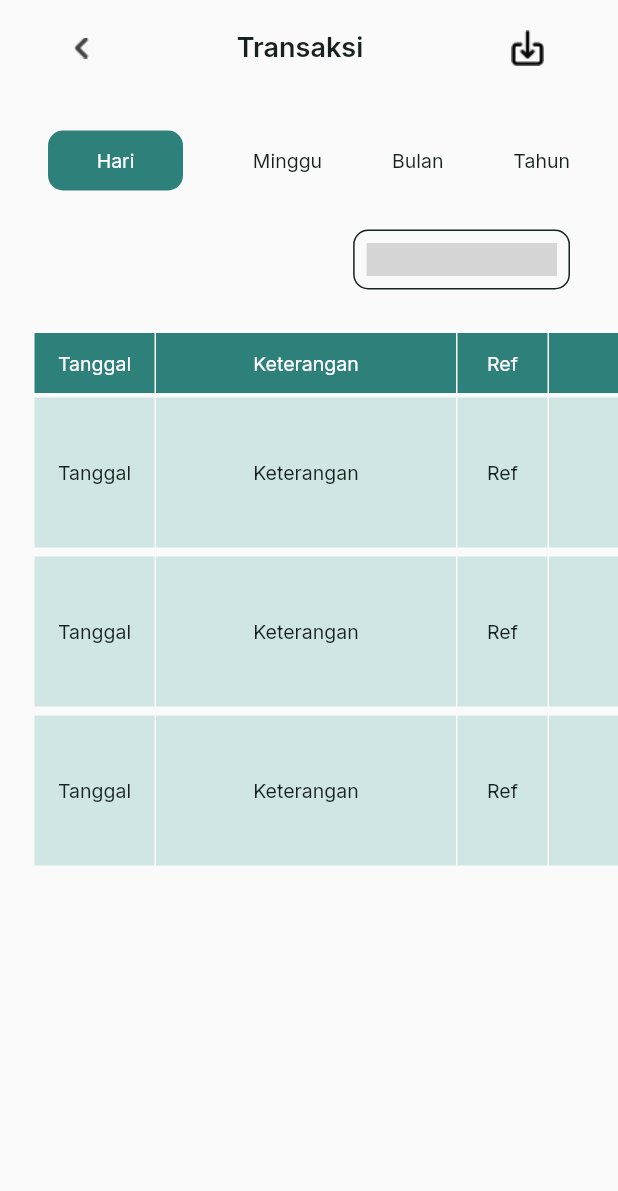
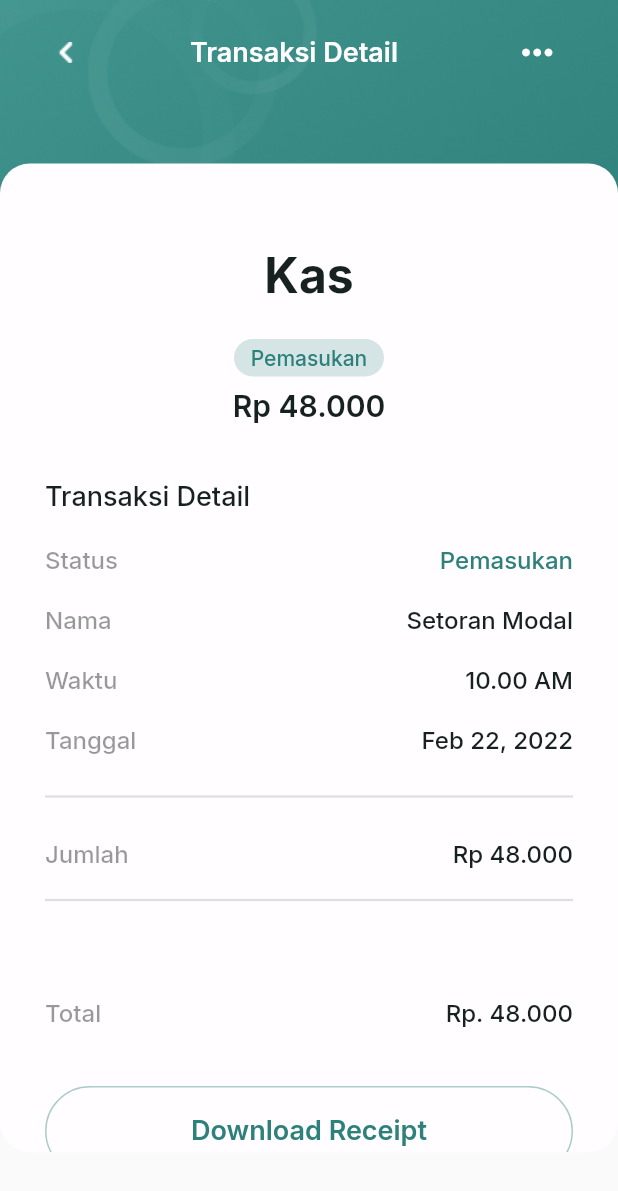
Before and after one commit to muhawalar/rekengApps, a Flutter app: the screen it shows after launch, on a phone screen of 412 x 824 dp. Shown: the top 1191 px of the screen. Run offline on Flutter 3.47's test engine with Material 2 defaults, Android fonts, the phone set to English and light mode, and no system bars; our stand-ins replace dotted_border, google_fonts; missing offline and left inert: dropdown_below; grey boxes are pictures that could not be loaded.

Commit message:
add income page

```diff
--- a/lib/main.dart
+++ b/lib/main.dart
@@ -1,5 +1,7 @@
 import 'package:flutter/material.dart';
 import 'package:rekeng_apps/page/homepage/home_page.dart';
+import 'package:rekeng_apps/page/income/detail_income.dart';
+import 'package:rekeng_apps/page/income/income.dart';
 import 'package:rekeng_apps/page/transaction/transaction_page.dart';
 
 void main(List<String> args) {
@@ -13,7 +15,7 @@ class MyApp extends StatelessWidget {
   Widget build(BuildContext context) {
     return MaterialApp(
       debugShowCheckedModeBanner: false,
-      home: TransactionPage(),
+      home: DetailIncome(),
     );
   }
 }
--- a/lib/material/themes_color.dart
+++ b/lib/material/themes_color.dart
@@ -12,4 +12,5 @@ class ColorApp {
   static Color six = Color(0xFF29756F);
   static Color pengeluaran = Color(0xFFF95B51);
   static Color eight = Color(0xF2F2F2F2);
+  static Color grey = Color(0x000000).withOpacity(0.4);
 }
--- a/lib/material/themes_font.dart
+++ b/lib/material/themes_font.dart
@@ -21,6 +21,21 @@ class FontStyle {
     color: ColorApp.white,
   );
 
+  static TextStyle heading5 = GoogleFonts.inter(
+      fontSize: 32, fontWeight: FontWeight.w700, color: ColorApp.font);
+
+  static TextStyle heading6 = GoogleFonts.inter(
+    fontSize: 18,
+    fontWeight: FontWeight.w500,
+    color: ColorApp.font,
+  );
+
+  static TextStyle heading7 = GoogleFonts.inter(
+    fontSize: 18,
+    fontWeight: FontWeight.w600,
+    color: ColorApp.primary,
+  );
+
   static TextStyle caption = GoogleFonts.inter(
       fontSize: 16, fontWeight: FontWeight.w600, color: ColorApp.white);
 
@@ -36,6 +51,9 @@ class FontStyle {
   static TextStyle value2 = GoogleFonts.inter(
       fontSize: 20, fontWeight: FontWeight.w600, color: ColorApp.white);
 
+  static TextStyle value3 = GoogleFonts.inter(
+      fontSize: 20, fontWeight: FontWeight.w600, color: ColorApp.font);
+
   static TextStyle action = GoogleFonts.inter(
       fontSize: 16, fontWeight: FontWeight.w500, color: ColorApp.three);
 
@@ -45,6 +63,9 @@ class FontStyle {
   static TextStyle subtitle = GoogleFonts.inter(
       fontSize: 16, fontWeight: FontWeight.w500, color: ColorApp.font);
 
+  static TextStyle subtitle2 = GoogleFonts.inter(
+      fontSize: 16, fontWeight: FontWeight.w500, color: ColorApp.grey);
+
   static TextStyle dayWeekunselected = GoogleFonts.inter(
       fontSize: 13, fontWeight: FontWeight.w400, color: ColorApp.font);
 
@@ -53,4 +74,10 @@ class FontStyle {
 
   static TextStyle dropdownValue = GoogleFonts.inter(
       fontSize: 14, fontWeight: FontWeight.w500, color: ColorApp.font);
+
+  static TextStyle countValue = GoogleFonts.inter(
+      fontSize: 14, fontWeight: FontWeight.w500, color: ColorApp.primary);
+
+  static TextStyle countValue2 = GoogleFonts.inter(
+      fontSize: 16, fontWeight: FontWeight.w500, color: ColorApp.primary);
 }
--- a/lib/material/widget_reusable.dart
+++ b/lib/material/widget_reusable.dart
@@ -0,0 +1,54 @@
+import 'package:dropdown_below/dropdown_below.dart';
+import 'package:flutter/material.dart';
+import 'package:rekeng_apps/material/themes_color.dart';
+import 'package:rekeng_apps/material/themes_font.dart';
+
+class WidgetCustom {
+  static DropdownBelow<String> dropdownBelow({
+    required List<String> items,
+  }) {
+    return DropdownBelow(
+      value: items.first,
+      icon: Icon(
+        Icons.keyboard_arrow_down,
+        color: Colors.black,
+      ),
+      itemWidth: 200,
+      boxTextstyle: FontStyle.subtitle,
+      boxHeight: 45,
+      boxWidth: double.infinity,
+      items: items.map<DropdownMenuItem<String>>((value) {
+        return DropdownMenuItem<String>(
+            alignment: AlignmentDirectional.centerStart,
+            value: value,
+            child: Padding(
+              padding: const EdgeInsets.all(10.0),
+              child: Text(
+                value,
+                style: FontStyle.dropdownValue,
+              ),
+            ));
+      }).toList(),
+      onChanged: (value) {},
+    );
+  }
+
+  static Row detailTransactionWidget({
+    required String left,
+    required String right,
+  }) {
+    return Row(
+      mainAxisAlignment: MainAxisAlignment.spaceBetween,
+      children: [
+        Text(
+          left,
+          style: FontStyle.subtitle2,
+        ),
+        Text(
+          right,
+          style: FontStyle.subtitle,
+        )
+      ],
+    );
+  }
+}
--- /dev/null
+++ b/lib/page/income/detail_income.dart
@@ -0,0 +1,184 @@
+import 'package:flutter/material.dart';
+import 'package:rekeng_apps/material/themes_color.dart';
+import 'package:rekeng_apps/material/themes_font.dart';
+import 'package:rekeng_apps/material/widget_reusable.dart';
+
+class DetailIncome extends StatelessWidget {
+  const DetailIncome({super.key});
+
+  @override
+  Widget build(BuildContext context) {
+    return Scaffold(
+      body: Stack(
+        children: [
+          Image.asset('assets/background/background.png'),
+          SafeArea(
+            child: Padding(
+              padding: const EdgeInsets.only(top: 20.0),
+              child: Column(
+                children: [
+                  Row(
+                    mainAxisAlignment: MainAxisAlignment.spaceAround,
+                    children: [
+                      Image.asset(
+                        'assets/icons/arrow_back.png',
+                        color: ColorApp.white,
+                      ),
+                      Text(
+                        'Transaksi Detail',
+                        style: FontStyle.heading4,
+                      ),
+                      Icon(
+                        Icons.more_horiz,
+                        color: ColorApp.white,
+                        size: 30,
+                      )
+                    ],
+                  ),
+                  SizedBox(
+                    height: 59,
+                  ),
+                  Container(
+                    height: MediaQuery.of(context).size.height * 0.80,
+                    width: double.infinity,
+                    decoration: BoxDecoration(
+                      borderRadius: BorderRadius.circular(20),
+                      color: ColorApp.white,
+                    ),
+                    child: Padding(
+                      padding: const EdgeInsets.only(left: 30.0, right: 30),
+                      child: ListView(
+                        children: [
+                          SizedBox(
+                            height: 55,
+                          ),
+                          Column(
+                            children: [
+                              Text(
+                                'Kas',
+                                style: FontStyle.heading5,
+                              ),
+                              SizedBox(
+                                height: 23,
+                              ),
+                              Container(
+                                height: 25,
+                                width: 100,
+                                decoration: BoxDecoration(
+                                    borderRadius: BorderRadius.circular(40),
+                                    color: ColorApp.primary.withOpacity(0.2)),
+                                child: Center(
+                                  child: Text(
+                                    'Pemasukan',
+                                    style: FontStyle.countValue,
+                                  ),
+                                ),
+                              ),
+                              SizedBox(
+                                height: 8,
+                              ),
+                              Text(
+                                'Rp 48.000',
+                                style: FontStyle.value3,
+                              ),
+                            ],
+                          ),
+                          SizedBox(
+                            height: 37,
+                          ),
+                          Column(
+                            crossAxisAlignment: CrossAxisAlignment.start,
+                            // mainAxisAlignment: MainAxisAlignment.start,
+                            children: [
+                              Text(
+                                'Transaksi Detail',
+                                style: FontStyle.heading6,
+                              ),
+                              SizedBox(
+                                height: 21,
+                              ),
+                              Row(
+                                mainAxisAlignment:
+                                    MainAxisAlignment.spaceBetween,
+                                children: [
+                                  Text(
+                                    'Status',
+                                    style: FontStyle.subtitle2,
+                                  ),
+                                  Text(
+                                    'Pemasukan',
+                                    style: FontStyle.countValue2,
+                                  )
+                                ],
+                              ),
+                              SizedBox(
+                                height: 21,
+                              ),
+                              WidgetCustom.detailTransactionWidget(
+                                  left: 'Nama', right: 'Setoran Modal'),
+                              SizedBox(
+                                height: 21,
+                              ),
+                              WidgetCustom.detailTransactionWidget(
+                                  left: 'Waktu', right: '10.00 AM'),
+                              SizedBox(
+                                height: 21,
+                              ),
+                              WidgetCustom.detailTransactionWidget(
+                                  left: 'Tanggal', right: 'Feb 22, 2022'),
+                              SizedBox(
+                                height: 21,
+                              ),
+                              Divider(
+                                thickness: 1.5,
+                              ),
+                              SizedBox(
+                                height: 20,
+                              ),
+                              WidgetCustom.detailTransactionWidget(
+                                  left: 'Jumlah', right: 'Rp 48.000'),
+                              SizedBox(
+                                height: 14,
+                              ),
+                              Divider(
+                                thickness: 1.5,
+                              ),
+                              SizedBox(
+                                height: 57,
+                              ),
+                              WidgetCustom.detailTransactionWidget(
+                                  left: 'Total', right: 'Rp. 48.000'),
+                              SizedBox(
+                                height: 40,
+                              ),
+                              Container(
+                                height: 60,
+                                width: double.infinity,
+                                decoration: BoxDecoration(
+                                    borderRadius: BorderRadius.circular(40),
+                                    border: Border.all(
+                                        color:
+                                            ColorApp.primary.withOpacity(0.4))),
+                                child: Center(
+                                  child: Text('Download Receipt',
+                                      style: FontStyle.heading7),
+                                ),
+                              ),
+                              SizedBox(
+                                height: 50,
+                              )
+                            ],
+                          ),
+                        ],
+                      ),
+                    ),
+                  ),
+                ],
+              ),
+            ),
+          ),
+        ],
+      ),
+    );
+  }
+}
--- a/lib/page/transaction/transaction_page.dart
+++ b/lib/page/transaction/transaction_page.dart
@@ -2,6 +2,7 @@ import 'package:flutter/material.dart';
 import 'package:rekeng_apps/material/themes_color.dart';
 import 'package:rekeng_apps/material/themes_font.dart';
 import 'package:dropdown_below/dropdown_below.dart';
+import 'package:rekeng_apps/material/widget_reusable.dart';
 import 'package:rekeng_apps/page/transaction/graph_page.dart';
 import 'package:rekeng_apps/page/transaction/workbook_page.dart';
 
@@ -91,28 +92,8 @@ class TransactionPage extends StatelessWidget {
                     border: Border.all(color: ColorApp.font, width: 1)),
                 child: Padding(
                   padding: const EdgeInsets.all(8.0),
-                  child: DropdownBelow(
-                    value: transactionFilterItems.first,
-                    icon: Icon(
-                      Icons.keyboard_arrow_down,
-                      color: Colors.black,
-                    ),
-                    itemWidth: 200,
-                    boxTextstyle: FontStyle.subtitle,
-                    boxHeight: 45,
-                    boxWidth: 200,
-                    items: transactionFilterItems
-                        .map<DropdownMenuItem<String>>((value) {
-                      return DropdownMenuItem<String>(
-                          alignment: AlignmentDirectional.centerStart,
-                          value: value,
-                          child: Text(
-                            value,
-                            style: FontStyle.dropdownValue,
-                          ));
-                    }).toList(),
-                    onChanged: (value) {},
-                  ),
+                  child:
+                      WidgetCustom.dropdownBelow(items: transactionFilterItems),
                 ),
               )),
         ),
--- a/pubspec.yaml
+++ b/pubspec.yaml
@@ -30,6 +30,7 @@ environment:
 # versions available, run `flutter pub outdated`.
 dependencies:
   cupertino_icons: ^1.0.2
+  dotted_border: ^2.0.0+3
   dropdown_below: ^1.0.3
   flutter:
     sdk: flutter
```
Also changed, not shown: lib/page/income/form_invoice.dart (added, +185 -0 lines), lib/page/income/income.dart (added, +78 -0 lines), pubspec.lock.
